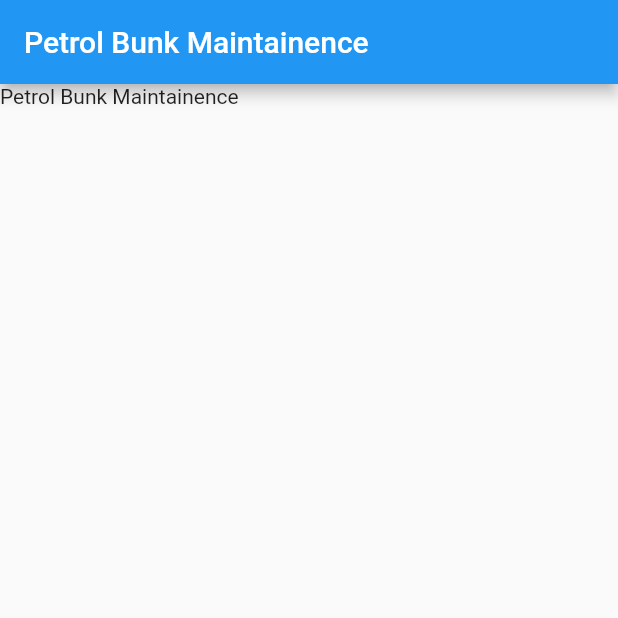
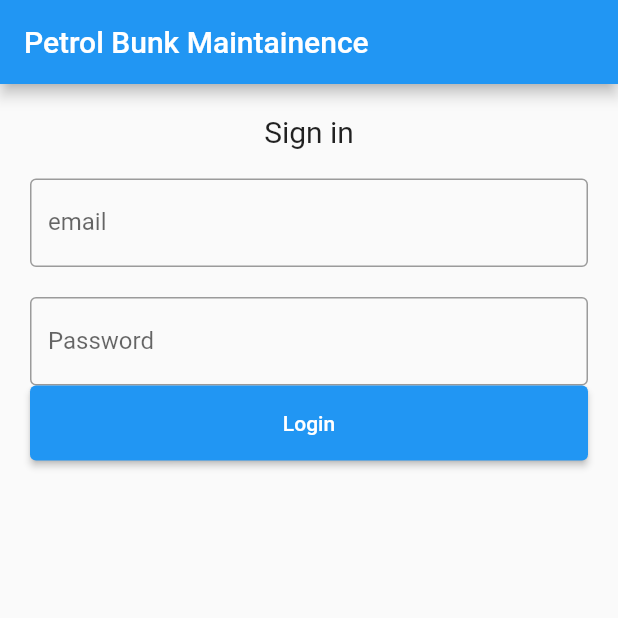
Before and after one commit to GOKULKRISHNA-R/Petrol_Bunk_Maintainence, a Flutter app: the screen it shows after launch, on a phone screen of 412 x 824 dp, the top half of it. Run offline on Flutter 3.47's test engine with Material 2 defaults, Android fonts, the phone set to English and light mode, and no system bars; our stand-ins replace firebase_auth, firebase_core, get; accounts and stored records are empty.

Commit message:
login page

```diff
--- /dev/null
+++ b/lib/login_widget.dart
@@ -0,0 +1,76 @@
+import 'package:firebase_auth/firebase_auth.dart';
+// import 'package:firebase_auth_email/main.dart';
+// import 'package:firebase_auth_email/utils/utils/dart';
+import 'package:flutter/gestures.dart';
+import 'package:flutter/material.dart';
+
+class LoginWidget extends StatefulWidget {
+  const LoginWidget({Key? key}) : super(key: key);
+
+  @override
+  State<LoginWidget> createState() => _LoginWidgetState();
+}
+
+class _LoginWidgetState extends State<LoginWidget> {
+  TextEditingController emailController = TextEditingController();
+  TextEditingController passwordController = TextEditingController();
+  @override
+  void dispose() {
+    emailController.dispose();
+    passwordController.dispose();
+
+    super.dispose();
+  }
+
+  @override
+  Widget build(BuildContext context) {
+    return Padding(
+        padding: const EdgeInsets.all(10),
+        child: ListView(
+          children: <Widget>[
+            Container(
+                alignment: Alignment.center,
+                padding: const EdgeInsets.all(10),
+                child: const Text(
+                  'Sign in',
+                  style: TextStyle(fontSize: 20),
+                )),
+            Container(
+              padding: const EdgeInsets.all(10),
+              child: TextField(
+                controller: emailController,
+                decoration: const InputDecoration(
+                  border: OutlineInputBorder(),
+                  labelText: 'email',
+                ),
+              ),
+            ),
+            Container(
+              padding: const EdgeInsets.fromLTRB(10, 10, 10, 0),
+              child: TextField(
+                obscureText: true,
+                controller: passwordController,
+                decoration: const InputDecoration(
+                  border: OutlineInputBorder(),
+                  labelText: 'Password',
+                ),
+              ),
+            ),
+            Container(
+                height: 50,
+                padding: const EdgeInsets.fromLTRB(10, 0, 10, 0),
+                child: ElevatedButton(
+                  child: const Text('Login'),
+                  onPressed: signIn,
+                )),
+          ],
+        ));
+  }
+
+  Future signIn() async {
+    await FirebaseAuth.instance.signInWithEmailAndPassword(
+      email: emailController.text.trim(),
+      password: passwordController.text.trim(),
+    );
+  }
+}
--- a/lib/main.dart
+++ b/lib/main.dart
@@ -1,7 +1,14 @@
+import 'package:firebase_auth/firebase_auth.dart';
+import 'package:firebase_core/firebase_core.dart';
 import 'package:flutter/material.dart';
 import 'package:get/get.dart';
 
-void main() {
+import 'home_page.dart';
+import 'login_widget.dart';
+
+Future main() async {
+  WidgetsFlutterBinding.ensureInitialized();
+  await Firebase.initializeApp();
   runApp(const MyApp());
 }
 
@@ -30,7 +37,16 @@ class MyHomePage extends StatelessWidget {
       appBar: AppBar(
         title: const Text('Petrol Bunk Maintainence'),
       ),
-      body: const Text('Petrol Bunk Maintainence')
+      body: StreamBuilder<User?>(
+        stream: FirebaseAuth.instance.authStateChanges(),
+        builder: (context, snapshot) {
+          if (snapshot.hasData) {
+            return HomePage();
+          } else
+            return LoginWidget();
+        },
+      ),
+      // ,LoginWidget(),
     );
   }
 }
```
Also changed, not shown: lib/home_page.dart (added, +33 -0 lines), pubspec.yaml (+6 -4 lines), pubspec.lock, 4 other files.
